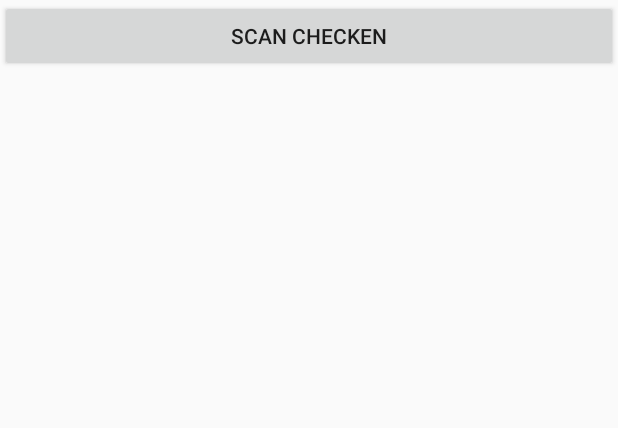
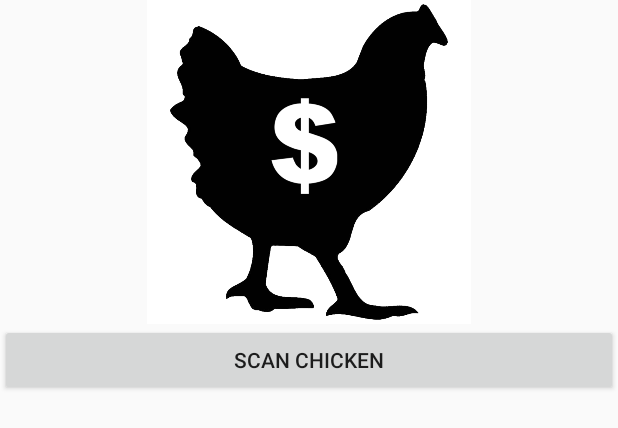
Before and after one commit to biniow/chickenpay, an Android app: the layout activity_main.xml on its own in the app's theme, with its tools: preview values and no code run, on a phone screen of 412 x 824 dp. Shown: the top 428 px of the screen. Run offline under Robolectric (Android 15) with nearby library versions, the phone set to English and light mode, and no system bars.

Commit message:
First working version of Android app

```diff
--- a/android/MyApplication3/app/build.gradle
+++ b/android/MyApplication3/app/build.gradle
@@ -25,4 +25,7 @@ dependencies {
     testImplementation 'junit:junit:4.12'
     androidTestImplementation 'com.android.support.test:runner:1.0.1'
     androidTestImplementation 'com.android.support.test.espresso:espresso-core:3.0.1'
+
+    compile 'com.google.android.gms:play-services-vision:11.0.2'
+
 }
--- a/android/MyApplication3/app/src/main/AndroidManifest.xml
+++ b/android/MyApplication3/app/src/main/AndroidManifest.xml
@@ -1,6 +1,9 @@
 <?xml version="1.0" encoding="utf-8"?>
 <manifest xmlns:android="http://schemas.android.com/apk/res/android"
     package="com.example.artur.myapplication">
+
+    <uses-feature android:name="android.hardware.camera"
+        android:required="true" />
 
     <application
         android:allowBackup="true"
--- a/android/MyApplication3/app/src/main/res/layout/activity_main.xml
+++ b/android/MyApplication3/app/src/main/res/layout/activity_main.xml
@@ -11,10 +11,23 @@
         android:layout_height="match_parent"
         android:orientation="vertical">
 
+        <ImageView
+            android:id="@+id/logo_image"
+            android:layout_width="match_parent"
+            android:layout_height="216dp"
+            android:src="@drawable/logo"
+            app:srcCompat="@drawable/common_google_signin_btn_icon_dark_normal_background" />
+
         <Button
             android:id="@+id/bt_scan"
             android:layout_width="match_parent"
             android:layout_height="wrap_content"
-            android:text="Scan Checken" />
+            android:text="Scan Chicken" />
+
+        <TextView android:text=""
+            android:layout_width="wrap_content"
+            android:layout_height="wrap_content"
+            android:id="@+id/txtContent"/>
+
     </LinearLayout>
 </android.support.constraint.ConstraintLayout>
--- a/android/MyApplication3/build.gradle
+++ b/android/MyApplication3/build.gradle
@@ -8,7 +8,6 @@ buildscript {
     }
     dependencies {
         classpath 'com.android.tools.build:gradle:3.0.1'
-
 
         // NOTE: Do not place your application dependencies here; they belong
         // in the individual module build.gradle files
```
Also changed, not shown: android/MyApplication3/app/src/main/java/com/example/artur/myapplication/MainActivity.java (+92 -2 lines).
